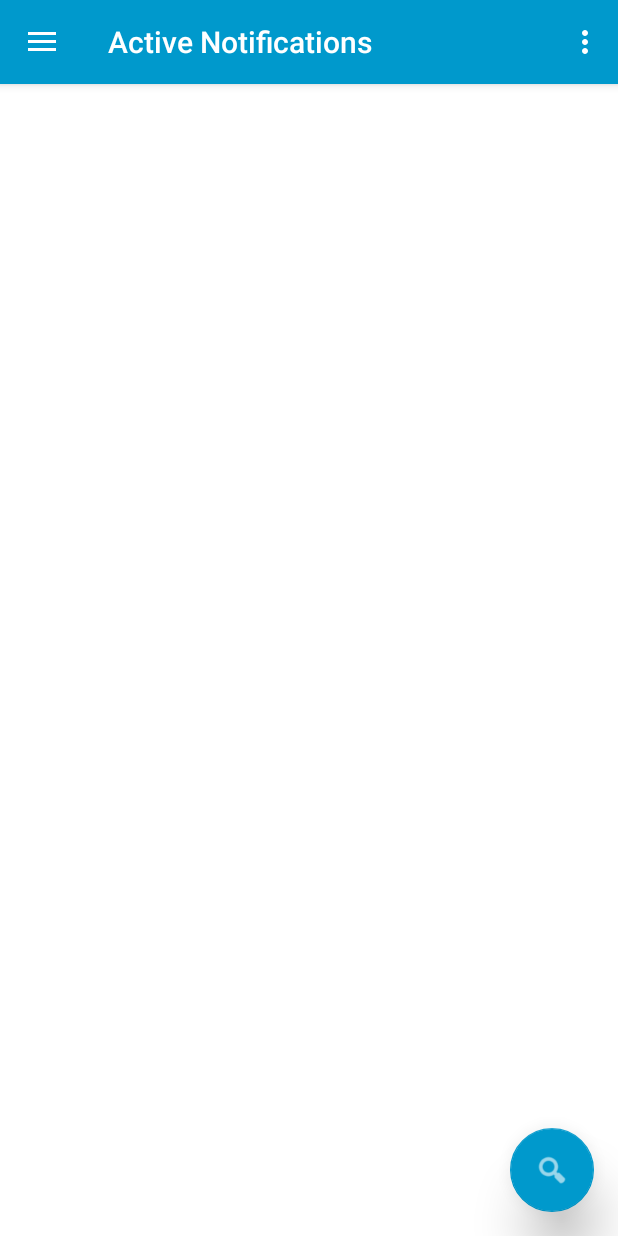
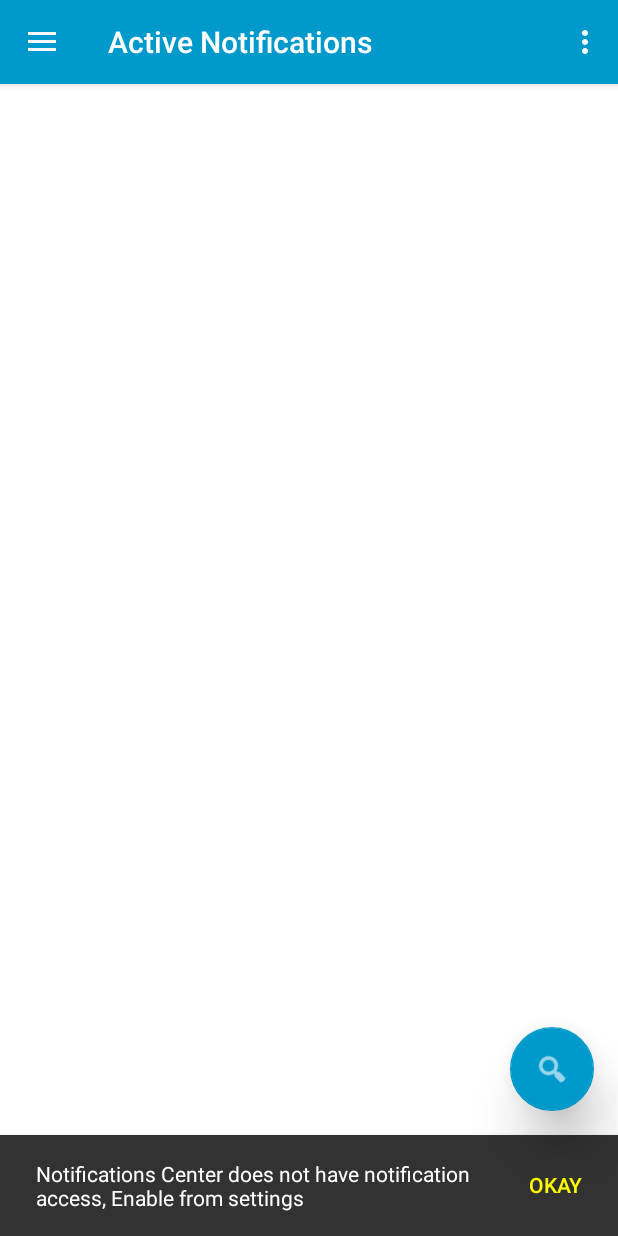
Before and after one commit to niranjan-nagaraju/notification-center, an Android app: the screen it shows after launch (MainActivity), on a phone screen of 412 x 824 dp. Run offline under Robolectric (Android 15) with nearby library versions, the phone set to English and light mode, and no system bars; 2 statements that could not run were skipped.

Commit message:
Draw snackbar over the parent layout of FAB so FAB moves up when a snackbar is shown

```diff
--- a/app/src/main/java/com/vinithepooh/notifier/MainActivity.java
+++ b/app/src/main/java/com/vinithepooh/notifier/MainActivity.java
@@ -9,6 +9,7 @@ import android.content.ComponentName;
 import android.content.Context;
 import android.content.Intent;
 import android.content.ServiceConnection;
+import android.graphics.Color;
 import android.graphics.drawable.Drawable;
 import android.graphics.drawable.Icon;
 import android.os.AsyncTask;
@@ -17,6 +18,7 @@ import android.os.Bundle;
 import android.os.IBinder;
 import android.provider.Settings;
 import android.service.notification.StatusBarNotification;
+import android.support.design.widget.CoordinatorLayout;
 import android.support.design.widget.FloatingActionButton;
 import android.support.design.widget.Snackbar;
 import android.support.v4.app.NotificationCompat;
@@ -79,6 +81,7 @@ public class MainActivity extends AppCompatActivity
     private static EditText editSearchText;
 
     private SwipeRefreshLayout swipeLayout;
+    private static CoordinatorLayout clayout;
 
     private ServiceConnection mConnection = new ServiceConnection() {
         public void onServiceConnected(ComponentName className, IBinder service) {
@@ -160,6 +163,8 @@ public class MainActivity extends AppCompatActivity
                 }
             }
         });
+
+        clayout = findViewById(R.id.clayout);
 
 
         /** floating search button */
@@ -308,9 +313,19 @@ public class MainActivity extends AppCompatActivity
         } else {
             //service is not enabled try to enabled by calling...
             Log.i(TAG,"hasNotificationAccess NO");
-            Snackbar.make(findViewById(android.R.id.content), APP_NAME + " does not have notification access, Enable from settings",
-                    Snackbar.LENGTH_LONG)
-                    .setAction("Action", null).show();
+            Snackbar snackbar = Snackbar.make(clayout,
+                    APP_NAME + " does not have notification access, Enable from settings",
+                    Snackbar.LENGTH_INDEFINITE);
+            snackbar.setAction("OKAY", new View.OnClickListener() {
+                @Override
+                public void onClick(View view) {
+                    Intent intent=new Intent(
+                            "android.settings.ACTION_NOTIFICATION_LISTENER_SETTINGS");
+                    startActivity(intent);
+                }
+            });
+            snackbar.setActionTextColor(Color.YELLOW);
+            snackbar.show();
             Toast.makeText(getApplicationContext(), APP_NAME + " does not have notification access, Enable from settings",
                     Toast.LENGTH_LONG).show();
         }
@@ -459,6 +474,7 @@ public class MainActivity extends AppCompatActivity
                 //Log.(TAG, "pos: " + recyclerView.getChildAdapterPosition(v));
                 Log.i(TAG, "Card app: " +
                         dataSet.get(recyclerView.getChildAdapterPosition(v)).getApp_name());
+
                 handleCardClick(v);
             } catch (Exception e) {
                 Log.e(TAG, "Error getting child position: " + e.getMessage());
--- a/app/src/main/java/com/vinithepooh/notifier/NLService.java
+++ b/app/src/main/java/com/vinithepooh/notifier/NLService.java
@@ -105,7 +105,7 @@ public class NLService extends NotificationListenerService {
          PendingIntent pendingIntent = PendingIntent.getActivity(this, 0, intent, 0);
 
          pnotif_builder = new NotificationCompat.Builder(this, "notifier")
-         .setSmallIcon(R.mipmap.ic_launcher_round)
+         .setSmallIcon(R.mipmap.ic_launcher)
          .setContentTitle("Notifications Center")
          .setContentText("Active Notifications: NA")
          .setSubText("caching notifications")
--- a/app/src/main/res/layout/app_bar_main.xml
+++ b/app/src/main/res/layout/app_bar_main.xml
@@ -2,6 +2,7 @@
 <android.support.design.widget.CoordinatorLayout xmlns:android="http://schemas.android.com/apk/res/android"
     xmlns:app="http://schemas.android.com/apk/res-auto"
     xmlns:tools="http://schemas.android.com/tools"
+    android:id="@+id/clayout"
     android:layout_width="match_parent"
     android:layout_height="match_parent"
     tools:context="com.vinithepooh.notifier.MainActivity">
```
